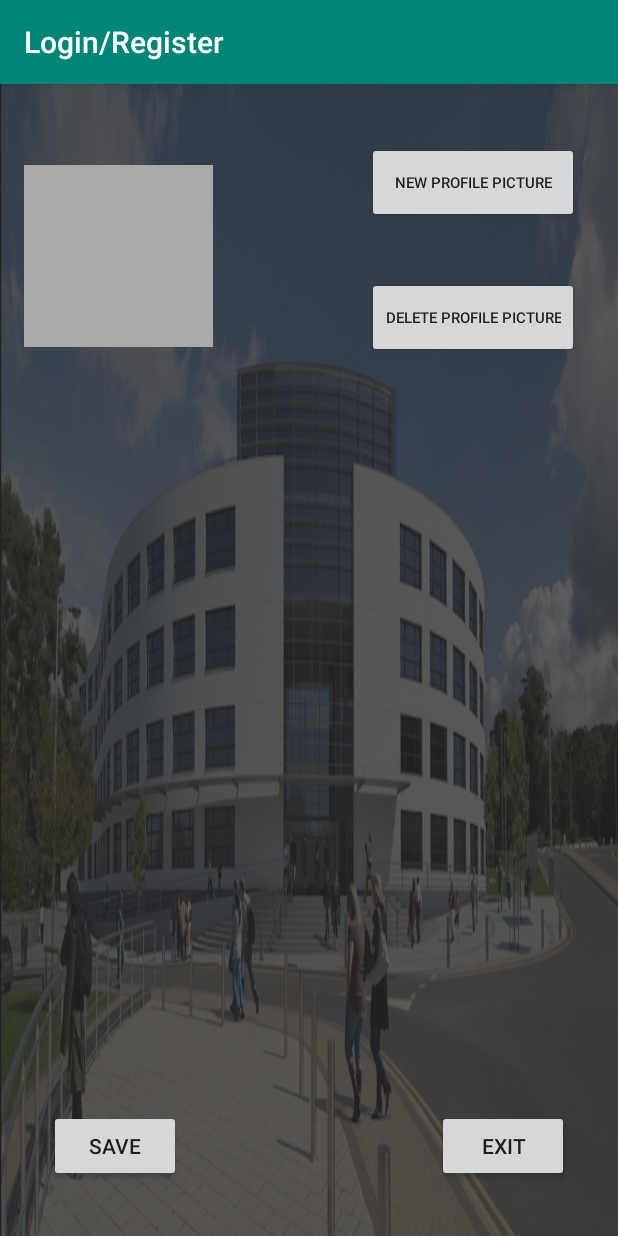
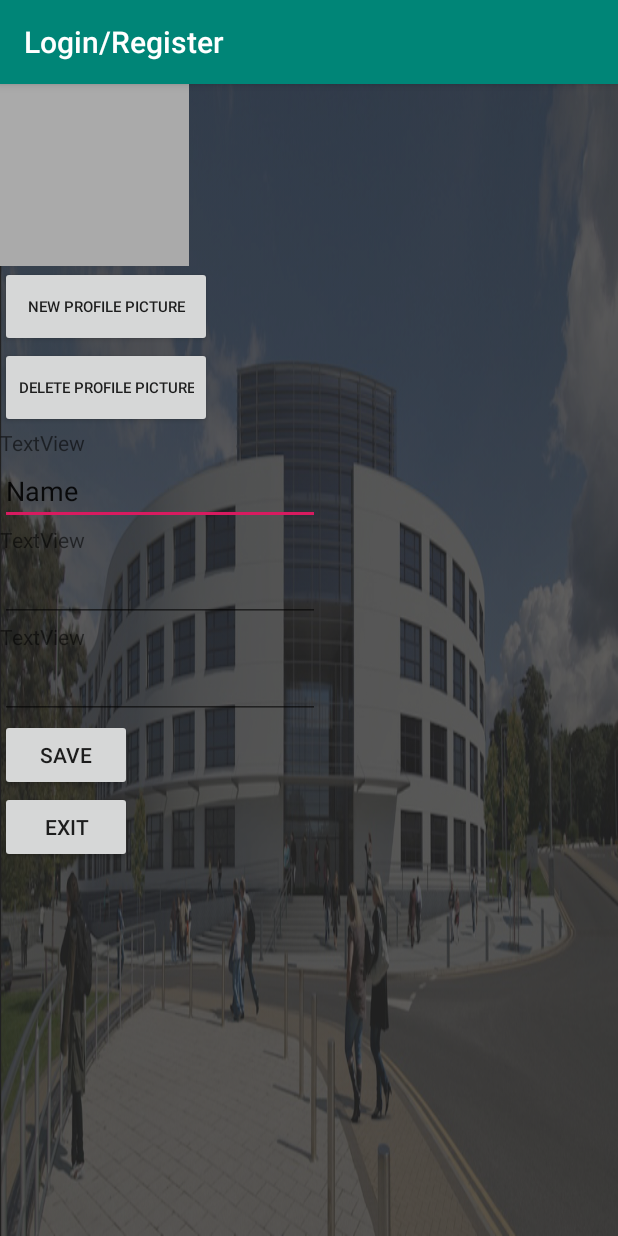
Before and after one commit to ma18nnk/group-project-2019-20-group-25, an Android app: the EditProfile screen opened directly, with no data from a screen before it, on a phone screen of 412 x 824 dp. Run offline under Robolectric (Android 15) with nearby library versions, the phone set to English and light mode, and no system bars.

Commit message:
added scrollview and buttons

```diff
--- a/app/src/main/java/com/example/loginregister/EditProfile.java
+++ b/app/src/main/java/com/example/loginregister/EditProfile.java
@@ -5,20 +5,19 @@ import androidx.appcompat.app.AppCompatActivity;
 import android.os.Bundle;
 import android.view.View;
 
+
 public class EditProfile extends AppCompatActivity {
-
     @Override
     protected void onCreate(Bundle savedInstanceState) {
         super.onCreate(savedInstanceState);
         setContentView(R.layout.activity_edit_profile);
     }
 
+
     public void onSaveButtonClick(View view){
-        //write stuff to database
         finish();
     }
     public void onExitButtonClick(View view){
-
         finish();
     }
 
--- a/app/src/main/res/layout/activity_edit_profile.xml
+++ b/app/src/main/res/layout/activity_edit_profile.xml
@@ -7,71 +7,89 @@
     android:background="@drawable/brunel_edited"
     tools:context=".EditProfile">
 
+    <ScrollView
+        android:layout_width="match_parent"
+        android:layout_height="match_parent">
+
+        <LinearLayout
+            android:layout_width="match_parent"
+            android:layout_height="wrap_content"
+            android:orientation="vertical" >
+
+            <ImageView
+                android:id="@+id/imageView4"
+                android:layout_width="126dp"
+                android:layout_height="121dp"
+                app:srcCompat="@android:color/darker_gray" />
+
             <Button
-        android:id="@+id/exit"
+                android:id="@+id/newProfilePicture"
+                android:layout_width="141dp"
+                android:layout_height="54dp"
+                android:text="New Profile Picture"
+                android:textSize="10sp" />
+
+            <Button
+                android:id="@+id/button4"
+                android:layout_width="141dp"
+                android:layout_height="54dp"
+                android:text="Delete Profile Picture"
+                android:textSize="10sp" />
+
+            <TextView
+                android:id="@+id/textView"
+                android:layout_width="match_parent"
+                android:layout_height="wrap_content"
+                android:text="TextView" />
+
+            <EditText
+                android:id="@+id/editText"
                 android:layout_width="wrap_content"
                 android:layout_height="wrap_content"
-        android:onClick="onExitButtonClick"
-        android:text="Exit"
-        app:layout_constraintBottom_toBottomOf="parent"
-        app:layout_constraintEnd_toEndOf="parent"
-        app:layout_constraintHorizontal_bias="0.9"
-        app:layout_constraintStart_toStartOf="parent"
-        app:layout_constraintTop_toTopOf="parent"
-        app:layout_constraintVertical_bias="0.95" />
+                android:ems="10"
+                android:inputType="textPersonName"
+                android:text="Name" />
+
+            <TextView
+                android:id="@+id/textView2"
+                android:layout_width="match_parent"
+                android:layout_height="wrap_content"
+                android:text="TextView" />
+
+            <EditText
+                android:id="@+id/editText2"
+                android:layout_width="wrap_content"
+                android:layout_height="wrap_content"
+                android:ems="10"
+                android:inputType="textPassword" />
+
+            <TextView
+                android:id="@+id/textView3"
+                android:layout_width="match_parent"
+                android:layout_height="wrap_content"
+                android:text="TextView" />
+
+            <EditText
+                android:id="@+id/editText3"
+                android:layout_width="wrap_content"
+                android:layout_height="wrap_content"
+                android:ems="10"
+                android:inputType="textPassword" />
 
             <Button
                 android:id="@+id/save"
                 android:layout_width="wrap_content"
                 android:layout_height="wrap_content"
                 android:onClick="onSaveButtonClick"
-        android:text="Save"
-        app:layout_constraintBottom_toBottomOf="parent"
-        app:layout_constraintEnd_toEndOf="parent"
-        app:layout_constraintHorizontal_bias="0.1"
-        app:layout_constraintStart_toStartOf="parent"
-        app:layout_constraintTop_toTopOf="parent"
-        app:layout_constraintVertical_bias="0.95" />
+                android:text="Save" />
 
             <Button
-        android:id="@+id/newProfilePicture"
-        android:layout_width="141dp"
-        android:layout_height="54dp"
-        android:layout_marginEnd="8dp"
-        android:layout_marginRight="8dp"
-        android:text="New Profile Picture"
-        android:textSize="10sp"
-        app:layout_constraintBottom_toBottomOf="parent"
-        app:layout_constraintEnd_toEndOf="parent"
-        app:layout_constraintHorizontal_bias="0.85"
-        app:layout_constraintStart_toEndOf="@+id/imageView4"
-        app:layout_constraintTop_toTopOf="parent"
-        app:layout_constraintVertical_bias="0.054" />
+                android:id="@+id/exit"
+                android:layout_width="wrap_content"
+                android:layout_height="wrap_content"
+                android:onClick="onExitButtonClick"
+                android:text="Exit" />
+        </LinearLayout>
+    </ScrollView>
 
-    <Button
-        android:id="@+id/button4"
-        android:layout_width="141dp"
-        android:layout_height="54dp"
-        android:layout_marginEnd="8dp"
-        android:layout_marginRight="8dp"
-        android:text="Delete Profile Picture"
-        android:textSize="10sp"
-        app:layout_constraintBottom_toBottomOf="parent"
-        app:layout_constraintEnd_toEndOf="parent"
-        app:layout_constraintHorizontal_bias="0.85"
-        app:layout_constraintStart_toEndOf="@+id/imageView4"
-        app:layout_constraintTop_toTopOf="parent"
-        app:layout_constraintVertical_bias="0.18" />
-
-    <ImageView
-        android:id="@+id/imageView4"
-        android:layout_width="126dp"
-        android:layout_height="121dp"
-        app:layout_constraintBottom_toBottomOf="parent"
-        app:layout_constraintEnd_toEndOf="parent"
-        app:layout_constraintHorizontal_bias="0.056"
-        app:layout_constraintStart_toStartOf="parent"
-        app:layout_constraintTop_toTopOf="parent"
-        app:layout_constraintVertical_bias="0.083"
-        app:srcCompat="@android:color/darker_gray" />
 </androidx.constraintlayout.widget.ConstraintLayout>
```
Lines whose indentation alone changed are shown as unchanged.
